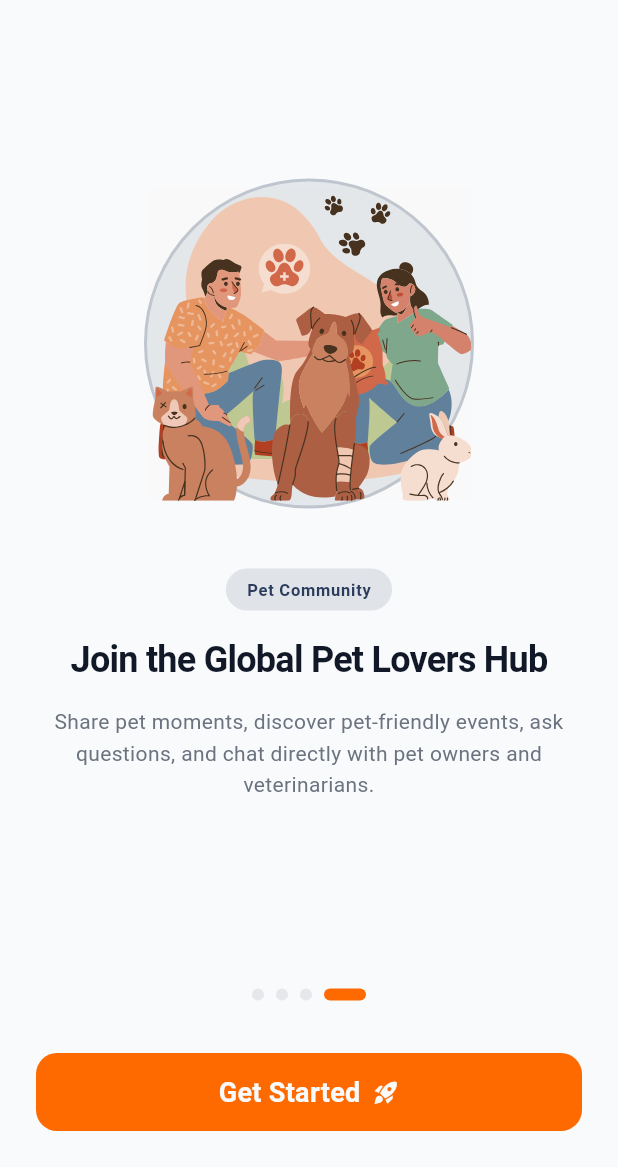
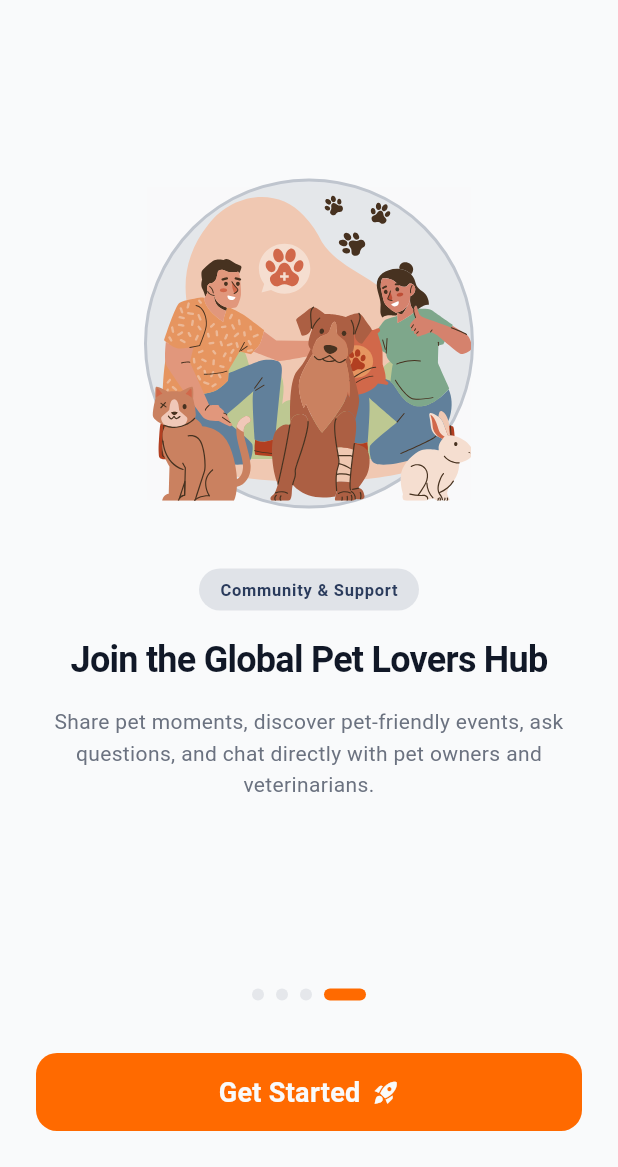
Before and after one commit to elsoudy222/Aleefy, a Flutter app: the screen it shows after launch, swiped to page 4, on a phone screen of 412 x 824 dp, the part 69-1236 px from its top. Run offline on Flutter 3.47's test engine with Material 3 defaults, Android fonts, the phone set to English and light mode, and no system bars; our stand-ins replace flutter_bloc, flutter_svg, google_fonts, shared_preferences; Roboto replaces fonts that are missing (Cairo).

Commit message:
feat: add localization support and dynamic app language state management via AppCubit

```diff
--- a/lib/aleefy/aleefy_app.dart
+++ b/lib/aleefy/aleefy_app.dart
@@ -1,19 +1,31 @@
+import 'package:aleefy/aleefy/app_cubit/app_cubit.dart';
 import 'package:aleefy/core/constants/app_constants.dart';
+import 'package:aleefy/core/localization/generated/app_localizations.dart';
 import 'package:aleefy/core/theme/app_theme.dart';
 import 'package:aleefy/features/onboarding/presentation/screens/splash_screen.dart';
 import 'package:flutter/material.dart';
+import 'package:flutter_bloc/flutter_bloc.dart';
 
 class AleefyApp extends StatelessWidget {
   const AleefyApp({super.key});
 
   @override
   Widget build(BuildContext context) {
-    return MaterialApp(
-      title: AppConstants.appName,
-      debugShowCheckedModeBanner: false,
-      theme: AppTheme.lightTheme,
-      darkTheme: ThemeData.dark(),
-      home: const SplashScreen(),
+    return BlocProvider(
+      create: (_) => AppCubit()..load(),
+      child: BlocBuilder<AppCubit, Locale?>(
+        builder: (context, locale) {
+          return MaterialApp(
+            title: AppConstants.appName,
+            debugShowCheckedModeBanner: false,
+            theme: AppTheme.lightTheme,
+            locale: locale,
+            localizationsDelegates: AppLocalizations.localizationsDelegates,
+            supportedLocales: AppLocalizations.supportedLocales,
+            home: const SplashScreen(),
+          );
+        },
+      ),
     );
   }
 }
--- a/lib/features/onboarding/data/datasources/onboarding_data.dart
+++ b/lib/features/onboarding/data/datasources/onboarding_data.dart
@@ -1,4 +1,6 @@
 import 'package:aleefy/core/constants/app_assets.dart';
+import 'package:aleefy/core/localization/generated/app_localizations.dart';
+import 'package:flutter/material.dart';
 
 import '../../../../core/theme/app_colors.dart';
 import '../../domain/entities/onboarding_item.dart';
@@ -8,34 +10,37 @@ import '../../domain/entities/onboarding_item.dart';
 /// تصميم عالمي قابل للتوسع في أي دولة بالعالم،
 /// مع التركيز على جوهر التجربة: الإنقاذ، العيادات، التبني، والمجتمع.
 abstract class OnboardingData {
-  static const List<OnboardingItem> items = [
+  static List<OnboardingItem> getItems(BuildContext context) {
+    final l10n = AppLocalizations.of(context)!;
+    return [
       OnboardingItem(
-      badgeText: 'Rescue & Protect',
-      title: 'Report & Rescue Stray Animals',
-      description: 'Spot an injured or stray animal? Pin the location, snap a photo, and alert nearby shelters and community heroes instantly.',
+        badgeText: l10n.onboarding1Badge,
+        title: l10n.onboarding1ScreenTitle,
+        description: l10n.onboarding1ScreenDescription,
         imageUrl: AppAssets.onboarding1,
         accentColor: AppColors.statusInjured,
       ),
       OnboardingItem(
-      badgeText: 'Verified Vets',
-      title: 'Book Top Veterinary Clinics',
-      description: 'Find licensed veterinary clinics near you. Choose your preferred slot, view consultation fees, and confirm in seconds.',
+        badgeText: l10n.onboarding2Badge,
+        title: l10n.onboarding2ScreenTitle,
+        description: l10n.onboarding2ScreenDescription,
         imageUrl: AppAssets.onboarding2,
         accentColor: AppColors.primary,
       ),
       OnboardingItem(
-      badgeText: 'Shelters & Care',
-      title: 'Adopt & Support Local Shelters',
-      description: 'Give rescued pets a loving forever home. Browse verified shelter profiles and connect directly with caretakers.',
+        badgeText: l10n.onboarding3Badge,
+        title: l10n.onboarding3ScreenTitle,
+        description: l10n.onboarding3ScreenDescription,
         imageUrl: AppAssets.onboarding3,
         accentColor: AppColors.statusRescued,
       ),
       OnboardingItem(
-      badgeText: 'Pet Community',
-      title: 'Join the Global Pet Lovers Hub',
-      description: 'Share pet moments, discover pet-friendly events, ask questions, and chat directly with pet owners and veterinarians.',
+        badgeText: l10n.onboarding4Badge,
+        title: l10n.onboarding4ScreenTitle,
+        description: l10n.onboarding4ScreenDescription,
         imageUrl: AppAssets.onboarding4,
         accentColor: AppColors.secondary,
       ),
     ];
   }
+}
--- a/lib/features/onboarding/presentation/screens/onboarding_screen.dart
+++ b/lib/features/onboarding/presentation/screens/onboarding_screen.dart
@@ -1,8 +1,11 @@
+import 'package:aleefy/aleefy/app_cubit/app_cubit.dart';
 import 'package:aleefy/core/components/app_buttons.dart';
 import 'package:aleefy/core/components/custom_images.dart';
 import 'package:aleefy/core/constants/app_assets.dart';
 import 'package:aleefy/core/constants/app_constants.dart';
+import 'package:aleefy/core/localization/generated/app_localizations.dart';
 import 'package:flutter/material.dart';
+import 'package:flutter_bloc/flutter_bloc.dart';
 
 import '../../../../core/theme/app_colors.dart';
 import '../../../../core/theme/app_typography.dart';
@@ -34,7 +37,7 @@ class _OnboardingScreenState extends State<OnboardingScreen> {
   }
 
   void _onNextPressed() {
-    if (_currentIndex < OnboardingData.items.length - 1) {
+    if (_currentIndex < OnboardingData.getItems(context).length - 1) {
       _pageController.nextPage(
         duration: const Duration(milliseconds: 350),
         curve: Curves.easeInOut,
@@ -57,7 +60,8 @@ class _OnboardingScreenState extends State<OnboardingScreen> {
 
   @override
   Widget build(BuildContext context) {
-    final bool isLastPage = _currentIndex == OnboardingData.items.length - 1;
+    final bool isLastPage =
+        _currentIndex == OnboardingData.getItems(context).length - 1;
 
     return Scaffold(
       backgroundColor: AppColors.background,
@@ -97,13 +101,13 @@ class _OnboardingScreenState extends State<OnboardingScreen> {
                     TextButton(
                       onPressed: () {
                         _pageController.animateToPage(
-                          OnboardingData.items.length - 1,
+                          OnboardingData.getItems(context).length - 1,
                           duration: const Duration(milliseconds: 350),
                           curve: Curves.easeInOut,
                         );
                       },
                       child: Text(
-                        'Skip',
+                        AppLocalizations.of(context)!.skip,
                         style: AppTypography.button.copyWith(
                           color: AppColors.textSecondary,
                           fontSize: 14,
@@ -120,14 +124,16 @@ class _OnboardingScreenState extends State<OnboardingScreen> {
             Expanded(
               child: PageView.builder(
                 controller: _pageController,
-                itemCount: OnboardingData.items.length,
+                itemCount: OnboardingData.getItems(context).length,
                 onPageChanged: (index) {
                   setState(() {
                     _currentIndex = index;
                   });
                 },
                 itemBuilder: (context, index) {
-                  return OnboardingPageItem(item: OnboardingData.items[index]);
+                  return OnboardingPageItem(
+                    item: OnboardingData.getItems(context)[index],
+                  );
                 },
               ),
             ),
@@ -138,13 +144,17 @@ class _OnboardingScreenState extends State<OnboardingScreen> {
               child: Column(
                 children: [
                   PageIndicator(
-                    count: OnboardingData.items.length,
+                    count: OnboardingData.getItems(context).length,
                     currentIndex: _currentIndex,
                   ),
+
+                  // LanguageSwitcher(),
                   const SizedBox(height: 35),
                   AppMainButton(
                     onPressed: _onNextPressed,
-                    title: isLastPage ? 'Get Started' : 'Next',
+                    title: isLastPage
+                        ? AppLocalizations.of(context)!.getStarted
+                        : AppLocalizations.of(context)!.next,
                     icon: isLastPage
                         ? Icons.rocket_launch
                         : Icons.arrow_forward_rounded,
@@ -158,3 +168,30 @@ class _OnboardingScreenState extends State<OnboardingScreen> {
     );
   }
 }
+
+class LanguageSwitcher extends StatelessWidget {
+  const LanguageSwitcher({super.key});
+
+  @override
+  Widget build(BuildContext context) {
+    return BlocBuilder<AppCubit, Locale?>(
+      builder: (context, locale) {
+        return SegmentedButton<Locale?>(
+          segments: const [
+            ButtonSegment(value: null, label: Text('System')),
+            ButtonSegment(value: Locale('ar'), label: Text('العربية')),
+            ButtonSegment(value: Locale('en'), label: Text('English')),
+          ],
+          selected: {locale},
+          style: ButtonStyle(
+            shape: WidgetStateProperty.all(const StadiumBorder()),
+            // backgroundColor: WidgetStateProperty.all(Colors.orange),
+          ),
+          onSelectionChanged: (selection) {
+            context.read<AppCubit>().changeLocale(selection.first);
+          },
+        );
+      },
+    );
+  }
+}
--- a/lib/features/onboarding/presentation/screens/splash_screen.dart
+++ b/lib/features/onboarding/presentation/screens/splash_screen.dart
@@ -1,5 +1,6 @@
 import 'dart:async';
 
+import 'package:aleefy/core/localization/generated/app_localizations.dart';
 import 'package:flutter/material.dart';
 import 'package:flutter_svg/flutter_svg.dart';
 
@@ -109,7 +110,7 @@ class _SplashScreenState extends State<SplashScreen>
 
                     // الشعار اللفظي
                     Text(
-                      AppConstants.appTagline,
+                      AppLocalizations.of(context)!.appTagline,
                       style: AppTypography.bodyMedium.copyWith(
                         color: AppColors.textSecondary,
                         fontSize: 15,
```
Also changed, not shown: lib/aleefy/app_cubit/app_cubit.dart (+27 -0 lines), lib/core/localization/l10n/app_ar.arb (+18 -2 lines), lib/core/localization/l10n/app_en.arb (+17 -3 lines), lib/core/localization/generated/app_localizations.dart, lib/core/localization/generated/app_localizations_ar.dart, lib/core/localization/generated/app_localizations_en.dart. Lines whose indentation alone changed are shown as unchanged.
